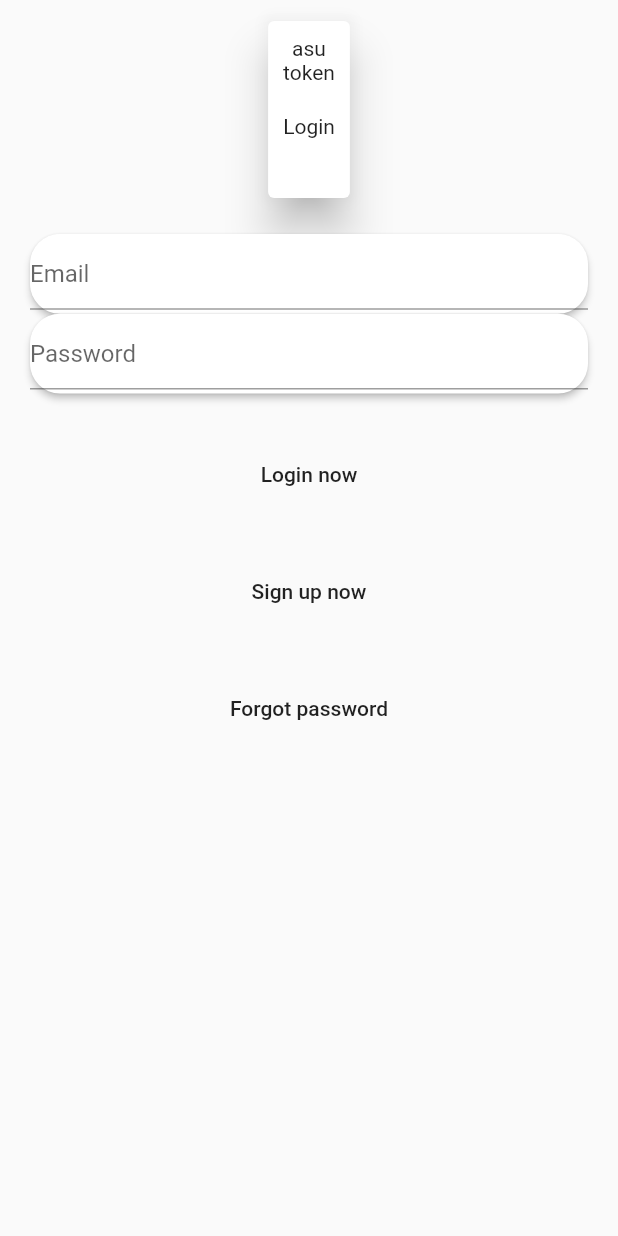
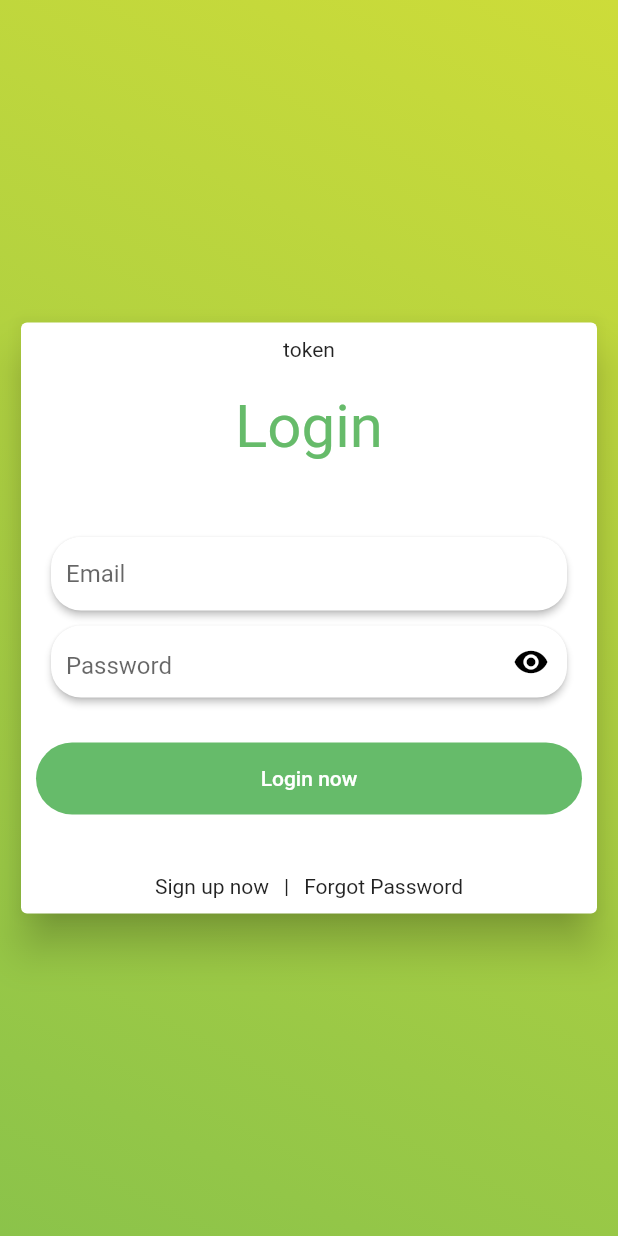
Before and after one commit to wisnuciwun/learn-flutter-login, a Flutter app: the LoginPage screen opened directly, on a phone screen of 412 x 824 dp. Run offline on Flutter 3.47's test engine with Material 2 defaults, Android fonts, the light colour scheme and no system bars; our stand-ins replace dio, flutter_secure_storage, shared_preferences; missing offline and left inert: flutter_secure_storage_web, shared_preferences_web; accounts and stored records are empty.

Commit message:
learn part 5 - styling login page

```diff
--- a/lib/login_page.dart
+++ b/lib/login_page.dart
@@ -29,7 +29,7 @@ class LoginPageState extends State<LoginPage> {
 
   Future init() async {
     final token = await UserSecureStorage.getToken() ?? '';
-    if(token != null && token.isNotEmpty){
+    if (token != null && token.isNotEmpty) {
       // Navigator.of(context).push(MaterialPageRoute(builder: (context) => const Menu()));
     }
     setState(() {
@@ -94,8 +94,8 @@ class LoginPageState extends State<LoginPage> {
         });
       }
 
-      Navigator.of(context).push(MaterialPageRoute(builder: (context) => const Menu()));
-
+      Navigator.of(context)
+          .push(MaterialPageRoute(builder: (context) => const Menu()));
     } on DioError catch (e) {
       print("login gagal cuk");
     }
@@ -107,7 +107,14 @@ class LoginPageState extends State<LoginPage> {
       key: scaffoldKey,
       body: Container(
         padding: EdgeInsets.all(10),
+        decoration: const BoxDecoration(
+            gradient: LinearGradient(
+                begin: Alignment.topRight,
+                end: Alignment.bottomLeft,
+                colors: [Colors.lime, Colors.lightGreen])),
         child: Column(
+          crossAxisAlignment: CrossAxisAlignment.center,
+          mainAxisAlignment: MainAxisAlignment.center,
           children: [
             Card(
               elevation: 12,
@@ -115,18 +122,13 @@ class LoginPageState extends State<LoginPage> {
                 padding: EdgeInsets.all(10),
                 child: Column(
                   children: [
-                    Text("asu"),
                     Text(tokenVal),
                     SizedBox(
                       height: 20,
                     ),
-                    Text("Login"),
+                    Text("Login", style: TextStyle(color: Colors.green[400], fontSize: 40),),
                     SizedBox(
                       height: 30,
-                    )
-                  ],
-                ),
-              ),
                     ),
                     SizedBox(
                       height: 20,
@@ -143,56 +145,82 @@ class LoginPageState extends State<LoginPage> {
                               aspectRatio: 7 / 1,
                               child: Center(
                                   child: TextFormField(
-                        decoration: InputDecoration(hintText: 'Email'),
+                                decoration: InputDecoration(
+                                    hintText: 'Email',
+                                    contentPadding: EdgeInsets.all(10),
+                                    border: InputBorder.none),
                                 controller: emailInput,
                                 keyboardType: TextInputType.emailAddress,
                               )),
                             ),
                           ),
+                          SizedBox(
+                            height: 10,
+                          ),
                           Material(
                               color: Colors.white,
-                    borderRadius: BorderRadius.all(Radius.circular(20)),
+                              borderRadius:
+                                  BorderRadius.all(Radius.circular(20)),
                               elevation: 2,
+                              child: Row(
+                                children: [
+                                  Expanded(
                                     child: AspectRatio(
                                       aspectRatio: 7 / 1,
                                       child: Center(
                                           child: TextFormField(
-                        decoration: InputDecoration(hintText: 'Password'),
+                                        decoration: InputDecoration(
+                                            hintText: 'Password',
+                                            contentPadding: EdgeInsets.all(10),
+                                            border: InputBorder.none),
                                         controller: passwordInput,
                                         keyboardType: TextInputType.text,
                                         obscureText: hidePassword,
                                       )),
                                     ),
+                                  ),
+                                  IconButton(
+                                    onPressed: () {
+                                      setState(() {
+                                        hidePassword = !hidePassword;
+                                      });
+                                    },
+                                    icon: Icon(Icons.remove_red_eye),
+                                    color: Colors.black,
                                   )
+                                ],
+                              ))
                         ],
                       ),
                     ),
                     Container(
+                      decoration: BoxDecoration(borderRadius: BorderRadius.all(Radius.circular(30)), color: Colors.green[400]),
+                      // color: Colors.blue,
                       margin: EdgeInsets.only(top: 30),
                       width: MediaQuery.of(context).size.width,
                       child: MaterialButton(
                         onPressed: () {
                           loginValidation(context);
                         },
-                child: Text("Login now"),
+                        child: Text("Login now", style: TextStyle(color: Colors.white),),
                       ),
                     ),
-            Container(
-              margin: EdgeInsets.only(top: 30),
-              width: MediaQuery.of(context).size.width,
-              child: MaterialButton(
-                onPressed: () {},
-                child: Text("Sign up now"),
+                    SizedBox(height: 40),
+                    Row(
+                      mainAxisAlignment: MainAxisAlignment.center,
+                      crossAxisAlignment: CrossAxisAlignment.start,
+                      children: [
+                        Text('Sign up now'),
+                        SizedBox(width: 10,),
+                        Text('|'),
+                        SizedBox(width: 10,),
+                        Text('Forgot Password')
+                      ],
+                    )
+                  ],
                 ),
               ),
-            Container(
-              margin: EdgeInsets.only(top: 30),
-              width: MediaQuery.of(context).size.width,
-              child: MaterialButton(
-                onPressed: () {},
-                child: Text("Forgot password"),
             ),
-            )
           ],
         ),
       ),
--- a/lib/main.dart
+++ b/lib/main.dart
@@ -26,7 +26,7 @@ class MyApp extends StatelessWidget {
         // is not restarted.
         primarySwatch: Colors.blue,
       ),
-      home: const TrialDio(),
+      home: const LoginPage(),
     );
   }
 }
```
Lines whose indentation alone changed are shown as unchanged.
